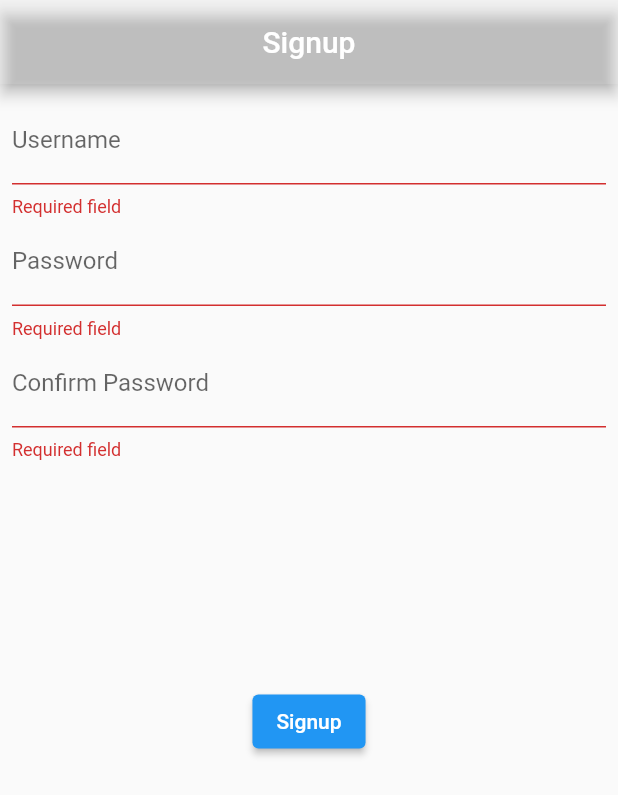
After one commit to dalalalis/ticket_app, a Flutter app: the Signup screen opened by its route, after a tap on "Signup", on a phone screen of 412 x 824 dp. The commit adds this screen. Shown: the top 795 px of the screen. Run offline on Flutter 3.47's test engine with Material 2 defaults, Android fonts, the phone set to English and light mode, and no system bars; our stand-ins replace dio, fluentui_icons, go_router, image_picker, jwt_decoder, shared_preferences and 1 more; accounts and stored records are empty; network calls fail.

Commit message:
auth added

```diff
--- a/lib/main.dart
+++ b/lib/main.dart
@@ -1,19 +1,40 @@
+import 'dart:io';
+
 import 'package:fluentui_icons/fluentui_icons.dart';
 import 'package:flutter/material.dart';
 import 'package:go_router/go_router.dart';
 import 'package:provider/provider.dart';
+import 'package:ticket_app/providers/authprovider.dart';
+import 'package:ticket_app/providers/client.dart';
 import 'package:ticket_app/providers/event_provider.dart';
+import 'package:ticket_app/screens/Signin_screen.dart';
 import 'package:ticket_app/screens/bottom_bar.dart';
 import 'package:ticket_app/screens/cart_page.dart';
 import 'package:ticket_app/screens/create_event.dart';
 import 'package:ticket_app/screens/event_details.dart';
 import 'package:ticket_app/screens/home_screen.dart';
+import 'package:ticket_app/screens/signup_screen.dart';
 import 'package:ticket_app/screens/viewall_event_page.dart';
 import 'package:ticket_app/utils/app_styling.dart';
 
-void main() {
+void main() async {
   //----------> code missing check previous project
-  runApp(const MyApp());
+  WidgetsFlutterBinding.ensureInitialized();
+
+  if (Platform.isAndroid) {
+    Client.dio.options.baseUrl = "http://10.0.2.2:8000";
+  } else if (Platform.isIOS) {
+    Client.dio.options.baseUrl = "http://localhost:8000";
+  }
+
+  var authProvider = AuthProvider();
+  var authorized = await authProvider.hasToken();
+  print("Authorized $authorized");
+
+  runApp(MyApp(
+    authProvider: authProvider,
+    intitialRoute: authorized ? "/" : "/signup",
+  ));
 }
 
 final router = GoRouter(routes: [
@@ -26,19 +47,29 @@ final router = GoRouter(routes: [
   GoRoute(
       path: '/eventlist/detailed',
       builder: ((context, state) => EventDetails())),
+  GoRoute(
+    path: '/signup',
+    builder: (context, state) => Signup(),
+  ),
+  GoRoute(path: '/signin', builder: ((context, state) => Signin()))
 ]);
 
 class MyApp extends StatelessWidget {
-  const MyApp({super.key});
+  final String intitialRoute;
+  final AuthProvider authProvider;
+
+  MyApp({required this.intitialRoute, required this.authProvider});
 
   // This widget is the root of your application.
   @override
   Widget build(BuildContext context) {
     return MultiProvider(
       providers: [
+        ChangeNotifierProvider(create: (context) => authProvider),
         ChangeNotifierProvider(
           create: (context) => EventProvider(),
-        )
+        ),
+        // add the rest of the providers here
       ],
       child: MaterialApp.router(
           debugShowCheckedModeBanner: false,
--- /dev/null
+++ b/lib/screens/signup_screen.dart
@@ -0,0 +1,96 @@
+import 'package:flutter/material.dart';
+import 'package:go_router/go_router.dart';
+import 'package:provider/provider.dart';
+import 'package:ticket_app/providers/authprovider.dart';
+
+class Signup extends StatelessWidget {
+  Signup({super.key});
+
+  final usernameController = TextEditingController();
+  final passwordController = TextEditingController();
+  final confirmPasswordController = TextEditingController();
+  var formKey = GlobalKey<FormState>();
+
+  @override
+  Widget build(BuildContext context) {
+    return Scaffold(
+      appBar: AppBar(
+        backgroundColor: Colors.white12,
+        centerTitle: true,
+        title: Text("Signup"),
+      ),
+      body: SafeArea(
+        child: Form(
+          key: formKey,
+          child: Padding(
+            padding: const EdgeInsets.all(8),
+            child: Column(
+              children: [
+                TextFormField(
+                  controller: usernameController,
+                  decoration: InputDecoration(
+                      hintText: "Username", labelText: "Username"),
+                  validator: (value) {
+                    if (value == null || value.isEmpty) {
+                      return "Required field";
+                    }
+                    return null;
+                  },
+                ),
+                TextFormField(
+                  controller: passwordController,
+                  decoration: InputDecoration(
+                      hintText: "Password", labelText: "Password"),
+                  obscureText: true,
+                  validator: (value) {
+                    if (value == null || value.isEmpty) {
+                      return "Required field";
+                    }
+                    return null;
+                  },
+                ),
+                TextFormField(
+                  controller: confirmPasswordController,
+                  decoration: InputDecoration(
+                      hintText: "Confirm Password",
+                      labelText: "Confirm Password"),
+                  obscureText: true,
+                  validator: (value) {
+                    if (value == null || value.isEmpty) {
+                      return "Required field";
+                    }
+                    if (value != passwordController) {
+                      return "Passwords Does Not Match";
+                    }
+                    return null;
+                  },
+                ),
+                SizedBox(
+                  height: 150,
+                ),
+                ElevatedButton(
+                  onPressed: () async {
+                    if (formKey.currentState!.validate()) {
+                      var error = await context.read<AuthProvider>().signup(
+                          username: usernameController.text,
+                          password: passwordController.text);
+
+                      if (error == null) {
+                        context.pop();
+                      } else {
+                        ScaffoldMessenger.of(context)
+                            .showSnackBar(SnackBar(content: Text("error")));
+                      }
+                    }
+                  },
+                  style: ElevatedButton.styleFrom(),
+                  child: Text("Signup"),
+                )
+              ],
+            ),
+          ),
+        ),
+      ),
+    );
+  }
+}
--- a/pubspec.yaml
+++ b/pubspec.yaml
@@ -36,7 +36,6 @@ dependencies:
   # Use with the CupertinoIcons class for iOS style icons.
   cupertino_icons: ^1.0.2
   fluentui_icons: ^1.0.0
-
   jwt_decoder: ^2.0.1
   shared_preferences: ^2.0.15
   provider: ^6.0.5
@@ -47,6 +46,7 @@ dependencies:
   sqflite: ^2.2.2
   badges: ^2.0.3
   slide_countdown: ^0.3.4
+
 dev_dependencies:
   flutter_test:
     sdk: flutter
```
Also changed, not shown: lib/providers/authprovider.dart (+63 -66 lines), lib/screens/Signin_screen.dart (added, +81 -0 lines), lib/screens/home_screen.dart (+10 -3 lines), lib/screens/profile_screen.dart (+33 -8 lines), 1 other file.
